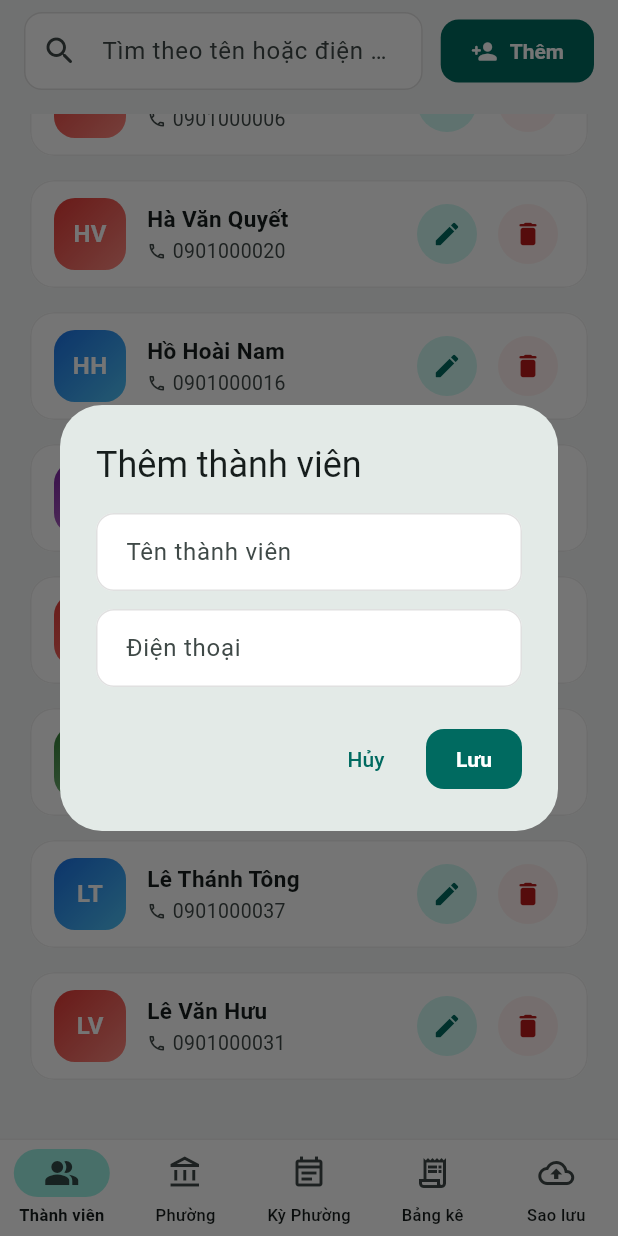
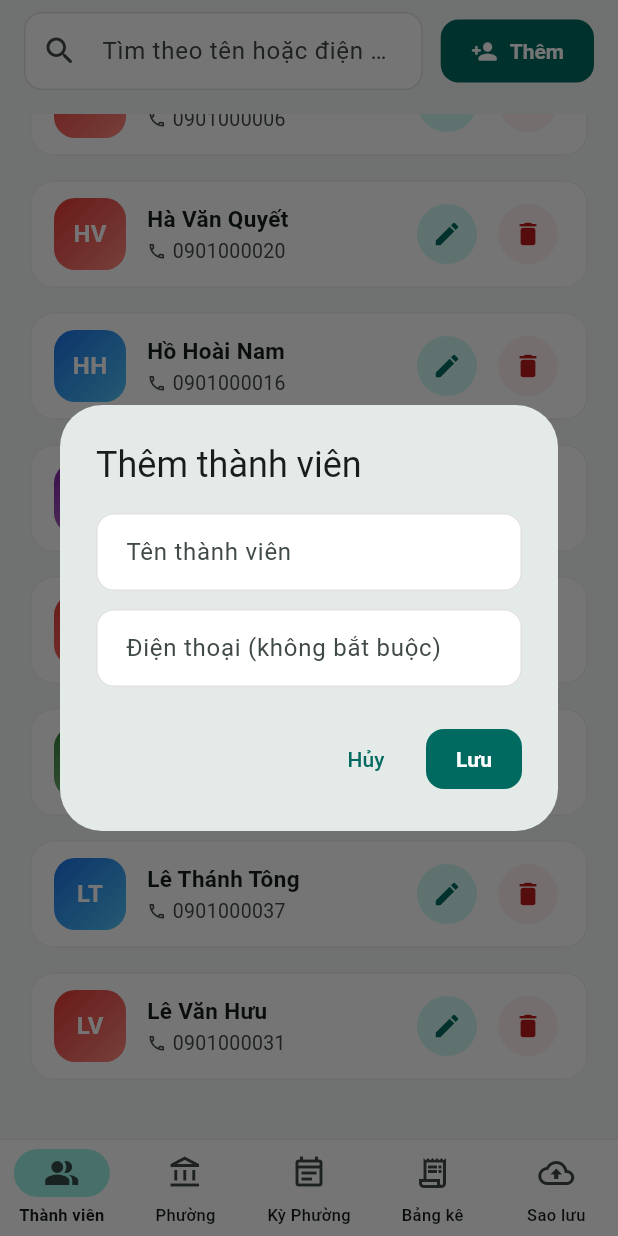
Before and after one commit to huynd4104/hop_phuong, a Flutter app: the screen it shows after launch, scrolled down 576 dp, after a tap on "Thêm", on a phone screen of 412 x 824 dp. Run offline on Flutter 3.47's test engine with Material 3 defaults, Android fonts, the phone set to English and light mode, and no system bars; our stand-ins replace file_picker, flutter_riverpod, isar, share_plus; missing offline and left inert: excel; accounts and stored records are empty; generated files the repository leaves out were written again.

Commit message:
feat: improve user dialog with duplicate name validation and optional phone field

```diff
--- a/lib/src/ui/dialogs/pool_dialog.dart
+++ b/lib/src/ui/dialogs/pool_dialog.dart
@@ -364,7 +364,7 @@ class PoolDialogState extends State<PoolDialog> {
                                   ],
                                 ],
                               ),
-                              subtitle: Text(user.phone),
+                              subtitle: user.phone.isNotEmpty ? Text(user.phone) : null,
                             );
                           },
                         ),
--- a/lib/src/ui/dialogs/pool_members_dialog.dart
+++ b/lib/src/ui/dialogs/pool_members_dialog.dart
@@ -178,7 +178,7 @@ class _PoolMembersDialogState extends State<PoolMembersDialog> {
                         ],
                       ],
                     ),
-                    subtitle: Text(m.phone),
+                    subtitle: m.phone.isNotEmpty ? Text(m.phone) : null,
                     trailing: hasWon
                         ? Column(
                             mainAxisAlignment: MainAxisAlignment.center,
--- a/lib/src/ui/dialogs/user_dialog.dart
+++ b/lib/src/ui/dialogs/user_dialog.dart
@@ -1,50 +1,12 @@
 import 'package:flutter/material.dart';
-import 'package:flutter/services.dart';
-import 'package:flutter_riverpod/flutter_riverpod.dart';
-import 'package:intl/intl.dart';
-import 'dart:io';
-import 'package:path_provider/path_provider.dart';
-import 'package:share_plus/share_plus.dart';
-
-import 'package:hop_phuong/src/data/app_repository.dart';
 import 'package:hop_phuong/src/models/user_entity.dart';
-import 'package:hop_phuong/src/models/pool_entity.dart';
-import 'package:hop_phuong/src/models/pool_member_entity.dart';
-import 'package:hop_phuong/src/models/round_entity.dart';
-import 'package:hop_phuong/src/models/payment_status_entity.dart';
-import 'package:hop_phuong/src/models/statement_models.dart';
-import 'package:hop_phuong/src/providers/app_providers.dart';
-import 'package:hop_phuong/src/services/backup_service.dart';
-import 'package:hop_phuong/src/services/financial_calculator.dart';
-import 'package:hop_phuong/src/services/lunar_schedule_service.dart';
-import 'package:hop_phuong/src/services/statement_export_service.dart';
-import 'package:hop_phuong/src/utils/formatters.dart';
 import 'package:hop_phuong/src/utils/ui_helpers.dart';
 
-// UI Imports (nếu cần)
-import 'package:hop_phuong/src/ui/screens/home_shell.dart';
-import 'package:hop_phuong/src/ui/screens/members_screen.dart';
-import 'package:hop_phuong/src/ui/screens/pools_screen.dart';
-import 'package:hop_phuong/src/ui/screens/rounds_screen.dart';
-import 'package:hop_phuong/src/ui/screens/statement_screen.dart';
-import 'package:hop_phuong/src/ui/screens/backup_screen.dart';
-import 'package:hop_phuong/src/ui/widgets/side_nav.dart';
-import 'package:hop_phuong/src/ui/widgets/info_card.dart';
-import 'package:hop_phuong/src/ui/widgets/feature_card.dart';
-import 'package:hop_phuong/src/ui/widgets/mini_chip.dart';
-import 'package:hop_phuong/src/ui/widgets/pool_header_card.dart';
-import 'package:hop_phuong/src/ui/widgets/empty_state.dart';
-import 'package:hop_phuong/src/ui/widgets/error_view.dart';
-import 'package:hop_phuong/src/ui/widgets/date_info_card.dart';
-import 'package:hop_phuong/src/ui/dialogs/user_dialog.dart';
-import 'package:hop_phuong/src/ui/dialogs/pool_dialog.dart';
-import 'package:hop_phuong/src/ui/dialogs/round_dialog.dart';
-import 'package:hop_phuong/src/models/statement_totals.dart';
-
 class UserDialog extends StatefulWidget {
-  const UserDialog({required this.onSave, this.user});
+  const UserDialog({required this.onSave, this.user, required this.existingUsers});
 
   final User? user;
+  final List<User> existingUsers;
   final Future<void> Function(String name, String phone) onSave;
 
   @override
@@ -85,23 +47,45 @@ class UserDialogState extends State<UserDialog> {
               TextFormField(
                 controller: _nameController,
                 enabled: widget.user?.isOwner != true,
-                decoration: const InputDecoration(labelText: 'Tên thành viên'),
-                validator: (value) => value == null || value.trim().isEmpty ? 'Vui lòng nhập tên' : null,
+                decoration: const InputDecoration(
+                  labelText: 'Tên thành viên',
+                  hintText: 'Nhập tên thành viên',
+                ),
+                validator: (value) {
+                  if (value == null || value.trim().isEmpty) {
+                    return 'Vui lòng nhập tên';
+                  }
+                  final trimmedName = value.trim();
+                  final isDuplicate = widget.existingUsers.any((u) =>
+                    u.id != widget.user?.id &&
+                    u.name.trim().toLowerCase() == trimmedName.toLowerCase()
+                  );
+                  if (isDuplicate) {
+                    return 'Tên thành viên đã tồn tại';
+                  }
+                  return null;
+                },
               ),
               const SizedBox(height: 12),
               TextFormField(
                 controller: _phoneController,
                 enabled: widget.user?.isOwner != true,
-                decoration: const InputDecoration(labelText: 'Điện thoại'),
+                decoration: const InputDecoration(
+                  labelText: 'Điện thoại (không bắt buộc)',
+                  hintText: 'Nhập số điện thoại',
+                ),
                 keyboardType: TextInputType.phone,
-                validator: (value) => value == null || value.trim().isEmpty ? 'Vui lòng nhập số điện thoại' : null,
+                // Validator removed for phone as it is now optional
               ),
             ],
           ),
         ),
       ),
       actions: [
-        TextButton(onPressed: _saving ? null : () => Navigator.of(context).pop(), child: const Text('Hủy')),
+        TextButton(
+          onPressed: _saving ? null : () => Navigator.of(context).pop(),
+          child: const Text('Hủy'),
+        ),
         FilledButton(
           onPressed: _saving
               ? null
@@ -121,7 +105,7 @@ class UserDialogState extends State<UserDialog> {
 
                   setState(() => _saving = true);
                   try {
-                    await widget.onSave(_nameController.text, _phoneController.text);
+                    await widget.onSave(_nameController.text.trim(), _phoneController.text.trim());
                     if (context.mounted) {
                       Navigator.of(context).pop();
                     }
@@ -131,7 +115,9 @@ class UserDialogState extends State<UserDialog> {
                     }
                   }
                 },
-          child: _saving ? const SizedBox(width: 18, height: 18, child: CircularProgressIndicator(strokeWidth: 2)) : const Text('Lưu'),
+          child: _saving
+              ? const SizedBox(width: 18, height: 18, child: CircularProgressIndicator(strokeWidth: 2))
+              : const Text('Lưu'),
         ),
       ],
     );
--- a/lib/src/ui/screens/members_screen.dart
+++ b/lib/src/ui/screens/members_screen.dart
@@ -1,45 +1,15 @@
 import 'package:hop_phuong/src/utils/ui_helpers.dart';
 import 'package:flutter/material.dart';
-import 'package:flutter/services.dart';
 import 'package:flutter_riverpod/flutter_riverpod.dart';
-import 'package:intl/intl.dart';
-import 'dart:io';
-import 'package:path_provider/path_provider.dart';
-import 'package:share_plus/share_plus.dart';
 
-import 'package:hop_phuong/src/data/app_repository.dart';
 import 'package:hop_phuong/src/models/user_entity.dart';
 import 'package:hop_phuong/src/models/pool_entity.dart';
-import 'package:hop_phuong/src/models/pool_member_entity.dart';
-import 'package:hop_phuong/src/models/round_entity.dart';
-import 'package:hop_phuong/src/models/payment_status_entity.dart';
-import 'package:hop_phuong/src/models/statement_models.dart';
 import 'package:hop_phuong/src/providers/app_providers.dart';
-import 'package:hop_phuong/src/services/backup_service.dart';
-import 'package:hop_phuong/src/services/financial_calculator.dart';
-import 'package:hop_phuong/src/services/lunar_schedule_service.dart';
-import 'package:hop_phuong/src/services/statement_export_service.dart';
 import 'package:hop_phuong/src/utils/formatters.dart';
 
-// UI Imports (nếu cần)
-import 'package:hop_phuong/src/ui/screens/home_shell.dart';
-import 'package:hop_phuong/src/ui/screens/members_screen.dart';
-import 'package:hop_phuong/src/ui/screens/pools_screen.dart';
-import 'package:hop_phuong/src/ui/screens/rounds_screen.dart';
-import 'package:hop_phuong/src/ui/screens/statement_screen.dart';
-import 'package:hop_phuong/src/ui/screens/backup_screen.dart';
-import 'package:hop_phuong/src/ui/widgets/side_nav.dart';
-import 'package:hop_phuong/src/ui/widgets/info_card.dart';
-import 'package:hop_phuong/src/ui/widgets/feature_card.dart';
-import 'package:hop_phuong/src/ui/widgets/mini_chip.dart';
-import 'package:hop_phuong/src/ui/widgets/pool_header_card.dart';
 import 'package:hop_phuong/src/ui/widgets/empty_state.dart';
 import 'package:hop_phuong/src/ui/widgets/error_view.dart';
-import 'package:hop_phuong/src/ui/widgets/date_info_card.dart';
 import 'package:hop_phuong/src/ui/dialogs/user_dialog.dart';
-import 'package:hop_phuong/src/ui/dialogs/pool_dialog.dart';
-import 'package:hop_phuong/src/ui/dialogs/round_dialog.dart';
-import 'package:hop_phuong/src/models/statement_totals.dart';
 
 class MembersScreen extends ConsumerStatefulWidget {
   const MembersScreen({super.key});
@@ -83,7 +53,7 @@ class _MembersScreenState extends ConsumerState<MembersScreen> {
               ),
               const SizedBox(width: 12),
               FilledButton.icon(
-                onPressed: () => _openUserDialog(context, ref),
+                onPressed: () => _openUserDialog(context, ref, members: membersAsync.value ?? []),
                 icon: const Icon(Icons.person_add_rounded, size: 18),
                 label: Text(isMobile ? 'Thêm' : 'Thêm thành viên'),
               ),
@@ -155,6 +125,7 @@ class _MembersScreenState extends ConsumerState<MembersScreen> {
                                       ],
                                     ],
                                   ),
+                                  if (m.phone.isNotEmpty) ...[
                                     const SizedBox(height: 2),
                                     Row(
                                       children: [
@@ -164,12 +135,13 @@ class _MembersScreenState extends ConsumerState<MembersScreen> {
                                       ],
                                     ),
                                   ],
+                                ],
                               ),
                             ),
                             if (!m.isOwner) ...[
                       IconButton(
                                 tooltip: 'Sửa',
-                                onPressed: () => _openUserDialog(context, ref, user: m),
+                                onPressed: () => _openUserDialog(context, ref, user: m, members: members),
                                 icon: Icon(Icons.edit_rounded, color: cs.primary, size: 20),
                                 style: IconButton.styleFrom(backgroundColor: cs.primaryContainer.withValues(alpha: 0.5)),
                               ),
@@ -213,14 +185,18 @@ class _MembersScreenState extends ConsumerState<MembersScreen> {
     );
   }
 
-  void _openUserDialog(BuildContext context, WidgetRef ref, {User? user}) {
+  void _openUserDialog(BuildContext context, WidgetRef ref, {User? user, required List<User> members}) {
     showDialog<void>(
       context: context,
-      builder: (dialogContext) => UserDialog(user: user, onSave: (name, phone) async {
+      builder: (dialogContext) => UserDialog(
+        user: user,
+        existingUsers: members,
+        onSave: (name, phone) async {
           final repo = await ref.read(appRepositoryProvider.future);
           await repo.saveUser(id: user?.id, name: name, phone: phone);
           refreshAll(ref);
-      }),
+        },
+      ),
     );
   }
 
```
Lines whose indentation alone changed are shown as unchanged.
